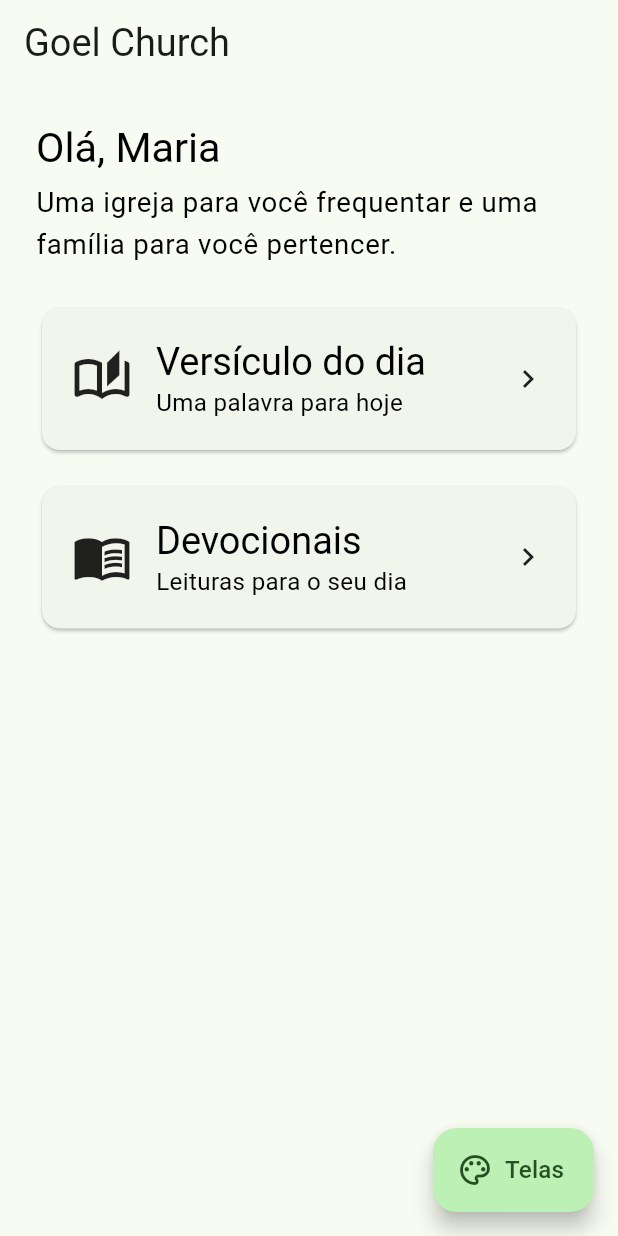
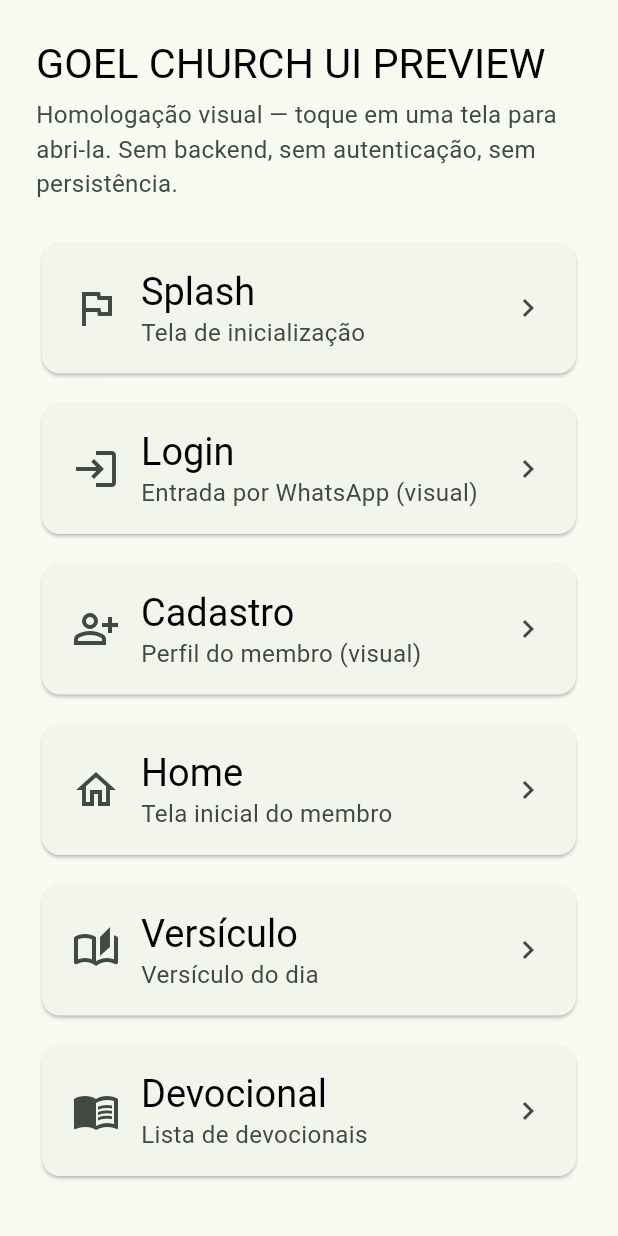
Before and after one commit to wendelcamargos-arch/GOEL-CHURCH, a Flutter app: the screen it shows after launch, on a phone screen of 412 x 824 dp. Run offline on Flutter 3.47's test engine with Material 3 defaults, Android fonts, the phone set to English and light mode, and no system bars; our stand-ins replace supabase_flutter; accounts and stored records are empty.

Commit message:
feat(preview): Launcher de Homologação (GOEL CHURCH UI PREVIEW) substitui o botão flutuante

```diff
--- a/lib/preview/ui_preview_app.dart
+++ b/lib/preview/ui_preview_app.dart
@@ -14,12 +14,12 @@ import '../features/member/presentation/cadastro_screen.dart';
 
 /// MODO DE PREVIEW VISUAL — ativado por `--dart-define=UI_PREVIEW=true`.
 ///
-/// Objetivo: permitir que o Owner revise TODA a interface no navegador, sem
-/// depender de Supabase, WhatsApp, OTP, backend ou persistência. Abre direto
-/// na Home e oferece um menu flutuante ("Telas") que navega para todas as telas
-/// de inspeção. NÃO faz parte do fluxo normal do app; nada aqui é usado quando
-/// `UI_PREVIEW=false`. Não altera domínio nem arquitetura — apenas compõe as
-/// telas existentes com dados fake em memória.
+/// Objetivo: permitir que o Owner revise a interface no navegador, sem depender
+/// de Supabase, WhatsApp, OTP, backend ou persistência. A tela inicial é um
+/// LAUNCHER DE HOMOLOGAÇÃO ("GOEL CHURCH UI PREVIEW"): cada item abre direto a
+/// tela correspondente, sem navegação obrigatória. NÃO faz parte do fluxo normal
+/// do app; nada aqui é usado quando `UI_PREVIEW=false`. Não altera domínio,
+/// arquitetura nem contratos — apenas compõe as telas existentes com dados fake.
 class UiPreviewApp extends StatelessWidget {
   const UiPreviewApp({super.key});
 
@@ -45,113 +45,120 @@ class UiPreviewApp extends StatelessWidget {
           postCadastroBuilder: (_) => homeScreen(),
         );
 
-    Widget loginScreen() {
-      final flow = LoginFlow(_PreviewAuthGateway());
-      return LoginGate(
-        flow: flow,
+    Widget loginScreen() => LoginGate(
+          flow: LoginFlow(_PreviewAuthGateway()),
           postLoginBuilder: (_) => cadastroScreen(),
         );
-    }
 
     final destinations = <_PreviewDestination>[
-      _PreviewDestination('Splash', Icons.flag_outlined,
-          (_) => const BootstrapScreen(supabaseConfigured: true),),
       _PreviewDestination(
-          'Login (visual)', Icons.login_outlined, (_) => loginScreen(),),
+        'Splash',
+        'Tela de inicialização',
+        Icons.flag_outlined,
+        (_) => const BootstrapScreen(supabaseConfigured: true),
+      ),
       _PreviewDestination(
-          'Cadastro', Icons.person_add_alt_outlined, (_) => cadastroScreen(),),
+        'Login',
+        'Entrada por WhatsApp (visual)',
+        Icons.login_outlined,
+        (_) => loginScreen(),
+      ),
       _PreviewDestination(
-          'Home', Icons.home_outlined, (_) => homeScreen(),),
-      _PreviewDestination('Versículo do dia', Icons.auto_stories_outlined,
+        'Cadastro',
+        'Perfil do membro (visual)',
+        Icons.person_add_alt_outlined,
+        (_) => cadastroScreen(),
+      ),
+      _PreviewDestination(
+        'Home',
+        'Tela inicial do membro',
+        Icons.home_outlined,
+        (_) => homeScreen(),
+      ),
+      _PreviewDestination(
+        'Versículo',
+        'Versículo do dia',
+        Icons.auto_stories_outlined,
         (_) => VersiculoScreen(
           repository: verseRepository,
           sourceLabel: 'Almeida — domínio público',
-              ),),
-      _PreviewDestination('Devocionais', Icons.menu_book_outlined,
-          (_) => DevocionaisScreen(repository: devotionalRepository),),
+        ),
+      ),
+      _PreviewDestination(
+        'Devocional',
+        'Lista de devocionais',
+        Icons.menu_book_outlined,
+        (_) => DevocionaisScreen(repository: devotionalRepository),
+      ),
     ];
 
     return MaterialApp(
-      title: 'Goel Church — Preview',
+      title: 'Goel Church — UI Preview',
       debugShowCheckedModeBanner: false,
       theme: AppTheme.light(),
       darkTheme: AppTheme.dark(),
-      home: homeScreen(),
-      // Menu flutuante de inspeção sobreposto a qualquer tela (fica acima do
-      // Navigator, então navega de qualquer lugar).
-      builder: (context, child) => Stack(
-        children: [
-          child ?? const SizedBox.shrink(),
-          Positioned(
-            right: 16,
-            bottom: 16,
-            child: SafeArea(
-              child: _PreviewMenuButton(destinations: destinations),
-            ),
-          ),
-        ],
-      ),
+      home: _PreviewLauncher(destinations: destinations),
     );
   }
 }
 
-/// Um destino de inspeção do menu de preview.
+/// Um destino de inspeção do launcher de homologação.
 class _PreviewDestination {
   final String label;
+  final String subtitle;
   final IconData icon;
   final WidgetBuilder builder;
-  const _PreviewDestination(this.label, this.icon, this.builder);
+  const _PreviewDestination(
+    this.label,
+    this.subtitle,
+    this.icon,
+    this.builder,
+  );
 }
 
-/// Botão flutuante que abre a lista de telas para inspeção visual.
-class _PreviewMenuButton extends StatelessWidget {
+/// Launcher de Homologação — tela inicial do modo preview. Lista as telas para
+/// inspeção; tocar abre diretamente a tela correspondente.
+class _PreviewLauncher extends StatelessWidget {
   final List<_PreviewDestination> destinations;
-  const _PreviewMenuButton({required this.destinations});
+  const _PreviewLauncher({required this.destinations});
 
   @override
   Widget build(BuildContext context) {
-    return FloatingActionButton.extended(
-      heroTag: 'preview-menu',
-      icon: const Icon(Icons.palette_outlined),
-      label: const Text('Telas'),
-      onPressed: () => showModalBottomSheet<void>(
-        context: context,
-        showDragHandle: true,
-        builder: (sheetContext) => SafeArea(
-          child: Column(
-            mainAxisSize: MainAxisSize.min,
+    final textTheme = Theme.of(context).textTheme;
+    final scheme = Theme.of(context).colorScheme;
+
+    return Scaffold(
+      body: SafeArea(
+        child: ListView(
+          padding: const EdgeInsets.all(24),
           children: [
-              Padding(
-                padding: const EdgeInsets.fromLTRB(24, 4, 24, 12),
-                child: Row(
-                  children: [
-                    const Icon(Icons.visibility_outlined),
-                    const SizedBox(width: 12),
-                    Text('Preview visual — telas',
-                        style: Theme.of(sheetContext).textTheme.titleMedium,),
-                  ],
+            Text('GOEL CHURCH UI PREVIEW', style: textTheme.headlineSmall),
+            const SizedBox(height: 4),
+            Text(
+              'Homologação visual — toque em uma tela para abri-la. '
+              'Sem backend, sem autenticação, sem persistência.',
+              style: textTheme.bodyMedium?.copyWith(
+                color: scheme.onSurfaceVariant,
               ),
             ),
-              for (final d in destinations)
-                ListTile(
-                  leading: Icon(d.icon),
-                  title: Text(d.label),
-                  onTap: () {
-                    Navigator.of(sheetContext).pop();
-                    // "Home" volta à raiz; as demais são empilhadas.
-                    if (d.label == 'Home') {
-                      Navigator.of(context)
-                          .popUntil((route) => route.isFirst);
-                    } else {
-                      Navigator.of(context).push(
+            const SizedBox(height: 24),
+            for (final d in destinations) ...[
+              Card(
+                child: ListTile(
+                  contentPadding:
+                      const EdgeInsets.symmetric(horizontal: 20, vertical: 8),
+                  leading: Icon(d.icon, size: 32),
+                  title: Text(d.label, style: textTheme.titleLarge),
+                  subtitle: Text(d.subtitle),
+                  trailing: const Icon(Icons.chevron_right),
+                  onTap: () => Navigator.of(context).push(
                     MaterialPageRoute<void>(builder: d.builder),
-                      );
-                    }
-                  },
                   ),
-              const SizedBox(height: 8),
+                ),
+              ),
+              const SizedBox(height: 12),
             ],
-          ),
+          ],
         ),
       ),
     );
@@ -174,27 +181,34 @@ const IdentitySummary _previewIdentity = IdentitySummary(
 class _PreviewAuthGateway implements AuthGateway {
   @override
   Future<Result<OtpRequestOutcome, AuthFailure>> requestOtp(
-          String phoneE164,) async =>
+    String phoneE164,
+  ) async =>
       const Ok<OtpRequestOutcome, AuthFailure>(OtpRequestOutcome.uniform());
 
   @override
   Future<Result<VerificationOutcome, AuthFailure>> verifyOtp(
-          String phoneE164, String code,) async =>
+    String phoneE164,
+    String code,
+  ) async =>
       const Ok<VerificationOutcome, AuthFailure>(
-          SessionEstablished(_previewIdentity),);
+        SessionEstablished(_previewIdentity),
+      );
 
   @override
   Future<Result<SessionEstablished, AuthFailure>> selectIdentity(
-          String canonicalId,) async =>
+    String canonicalId,
+  ) async =>
       const Ok<SessionEstablished, AuthFailure>(
-          SessionEstablished(_previewIdentity),);
+        SessionEstablished(_previewIdentity),
+      );
 }
 
 /// Gateway de perfil fake: o cadastro é apenas VISUAL — nada é persistido.
 class _PreviewProfileGateway implements MemberProfileGateway {
   @override
   Future<Result<MemberProfile, ProfileError>> save(
-          MemberProfile profile,) async =>
+    MemberProfile profile,
+  ) async =>
       Ok<MemberProfile, ProfileError>(profile);
 }
 
```
Lines whose indentation alone changed are shown as unchanged.
